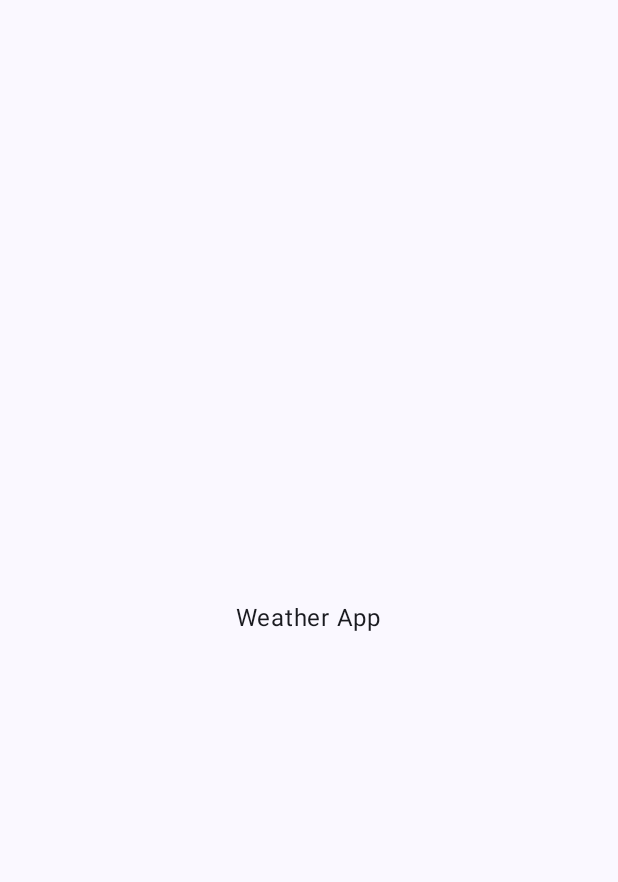
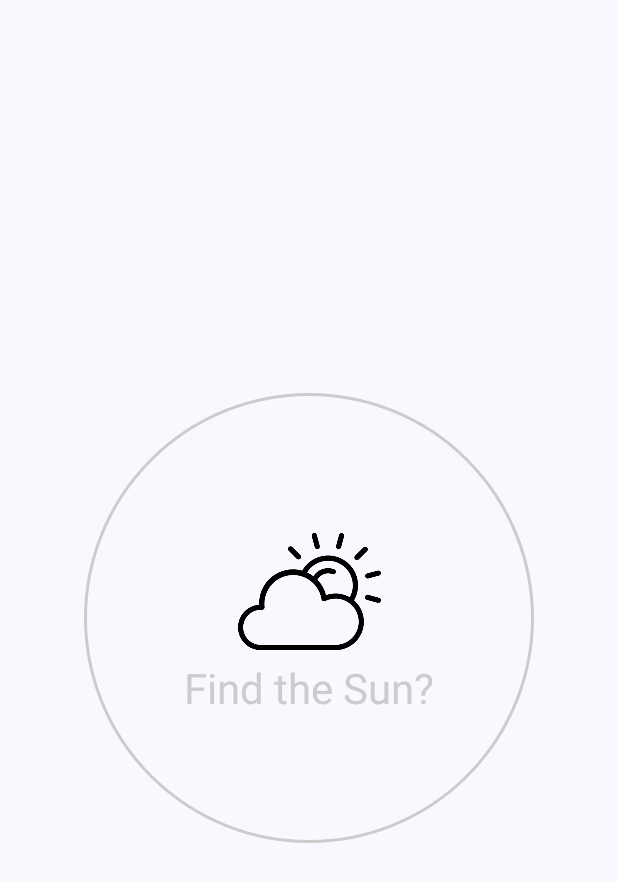
Before and after one commit to MeteorBlitz/jetWeatherForecast, an Android app built with Jetpack Compose: the screen it shows after launch (MainActivity), on a phone screen of 412 x 824 dp. Before the commit the part shown is almost empty. Shown: the top 882 px of the screen. Run offline under Robolectric (Android 15) with nearby library versions, the phone set to English and light mode, and no system bars; our stand-ins replace Dagger/Hilt's generated code.

Commit message:
Creating UI - SplashScreen design

```diff
--- a/app/src/main/java/com/example/jetweatherforecast/MainActivity.kt
+++ b/app/src/main/java/com/example/jetweatherforecast/MainActivity.kt
@@ -9,7 +9,6 @@ import androidx.compose.foundation.layout.Column
 import androidx.compose.foundation.layout.fillMaxSize
 import androidx.compose.foundation.layout.padding
 import androidx.compose.material3.Scaffold
-import androidx.compose.material3.Text
 import androidx.compose.runtime.Composable
 import androidx.compose.ui.Alignment
 import androidx.compose.ui.Modifier
--- a/app/src/main/java/com/example/jetweatherforecast/screens/WeatherSplashScreen.kt
+++ b/app/src/main/java/com/example/jetweatherforecast/screens/WeatherSplashScreen.kt
@@ -1,10 +1,39 @@
 package com.example.jetweatherforecast.screens
 
+import androidx.compose.foundation.BorderStroke
+import androidx.compose.foundation.Image
+import androidx.compose.foundation.layout.Arrangement
+import androidx.compose.foundation.layout.Column
+import androidx.compose.foundation.layout.padding
+import androidx.compose.foundation.layout.size
+import androidx.compose.foundation.shape.CircleShape
+import androidx.compose.material3.MaterialTheme
+import androidx.compose.material3.Surface
 import androidx.compose.material3.Text
 import androidx.compose.runtime.Composable
+import androidx.compose.ui.Alignment
+import androidx.compose.ui.Modifier
+import androidx.compose.ui.graphics.Color
+import androidx.compose.ui.layout.ContentScale
+import androidx.compose.ui.res.painterResource
+import androidx.compose.ui.unit.dp
 import androidx.navigation.NavController
+import com.example.jetweatherforecast.R
 
 @Composable
 fun WeatherSplashScreen(navController: NavController){
-    Text(text = "Weather App")
+    Surface(modifier = Modifier.padding(15.dp).size(300.dp),
+        shape = CircleShape,
+        border = BorderStroke(width = 2.dp, color = Color.LightGray) ) {
+        Column(modifier = Modifier.padding(1.dp),
+            horizontalAlignment = Alignment.CenterHorizontally,
+            verticalArrangement = Arrangement.Center) {
+            Image(painter = painterResource(R.drawable.sun) , contentDescription = "sunny icon",
+                contentScale = ContentScale.Fit,
+                modifier = Modifier.size(95.dp),)
+            Text(text = "Find the Sun?",
+                style = MaterialTheme.typography.headlineMedium,
+                color = Color.LightGray)
+        }
+    }
 }
```
Also changed, not shown: app/src/main/res/drawable/humidity.png (added), app/src/main/res/drawable/pressure.png (added), app/src/main/res/drawable/rain.png (added), app/src/main/res/drawable/sun.png (added), app/src/main/res/drawable/sunrise.png (added), app/src/main/res/drawable/sunset.png (added), app/src/main/res/drawable/wind.png (added).
